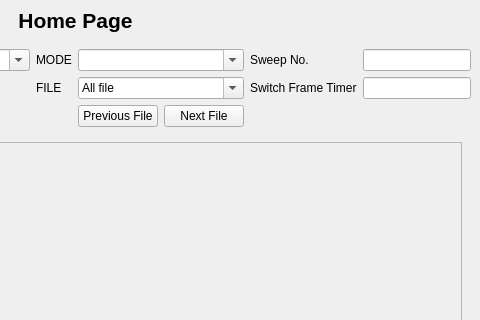
This is src/Frontend.ui in dangnguyenphuc/storm-visualizer as Qt 5 draws it before an edit; both pictures show x 556 to 1036 and y 0 to 320 of the 1036 by 704 pixel window. The edited form follows.
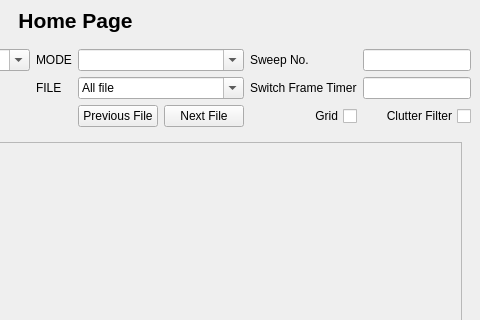
This is the edited form. The open tabs and pages were chosen to show the change. Icons and pictures are not drawn.

Commit message: devH - update UI, add  button and function Grid Check box

Patch:
```diff
--- a/src/Frontend.ui
+++ b/src/Frontend.ui
@@ -581,6 +581,26 @@
                    </property>
                   </widget>
                  </item>
+                 <item row="2" column="7">
+                  <widget class="QCheckBox" name="clutterFilterToggle">
+                   <property name="layoutDirection">
+                    <enum>Qt::RightToLeft</enum>
+                   </property>
+                   <property name="text">
+                    <string>Clutter Filter</string>
+                   </property>
+                  </widget>
+                 </item>
+                 <item row="2" column="6">
+                  <widget class="QCheckBox" name="gridCheckBox">
+                   <property name="layoutDirection">
+                    <enum>Qt::RightToLeft</enum>
+                   </property>
+                   <property name="text">
+                    <string>Grid</string>
+                   </property>
+                  </widget>
+                 </item>
                 </layout>
                </item>
               </layout>
```
Left out of the diff: 4 changed lines with no effect on the pictures. The commit also changes 3 other files.
